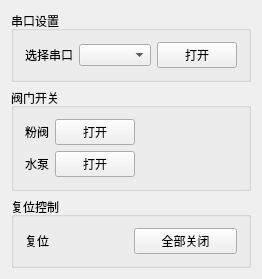
Old version of the form mainwindow.ui in the repository yas8086/JetControl-QT.
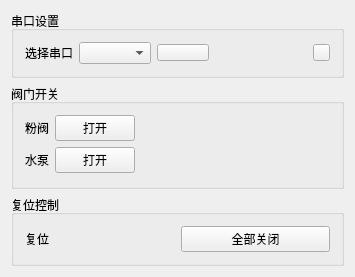
New version of the form. Icons and pictures are not drawn.

Commit message: 增加置顶功能和ICON

```diff
--- a/mainwindow.ui
+++ b/mainwindow.ui
@@ -6,7 +6,7 @@
    <rect>
     <x>0</x>
     <y>0</y>
-    <width>250</width>
+    <width>355</width>
     <height>277</height>
    </rect>
   </property>
@@ -14,7 +14,7 @@
    <string>MainWindow</string>
   </property>
   <widget class="QWidget" name="centralWidget">
-   <layout class="QGridLayout" name="gridLayout" columnstretch="0,0">
+   <layout class="QGridLayout" name="gridLayout" columnstretch="0">
     <item row="1" column="0" rowspan="2">
      <widget class="QGroupBox" name="GroupBoxValve">
       <property name="title">
@@ -109,11 +109,29 @@
          </item>
          <item>
           <widget class="QPushButton" name="pushButtonSerial">
+           <property name="minimumSize">
+            <size>
+             <width>52</width>
+             <height>17</height>
+            </size>
+           </property>
+           <property name="maximumSize">
+            <size>
+             <width>52</width>
+             <height>17</height>
+            </size>
+           </property>
            <property name="styleSheet">
             <string notr="true"/>
            </property>
            <property name="text">
-            <string>打开</string>
+            <string/>
+           </property>
+           <property name="iconSize">
+            <size>
+             <width>87</width>
+             <height>28</height>
+            </size>
            </property>
           </widget>
          </item>
@@ -130,6 +148,45 @@
            </property>
           </spacer>
          </item>
+         <item>
+          <widget class="QPushButton" name="windowTopButton">
+           <property name="enabled">
+            <bool>true</bool>
+           </property>
+           <property name="minimumSize">
+            <size>
+             <width>17</width>
+             <height>17</height>
+            </size>
+           </property>
+           <property name="maximumSize">
+            <size>
+             <width>17</width>
+             <height>17</height>
+            </size>
+           </property>
+           <property name="styleSheet">
+            <string notr="true">QPushButton
+{
+border-image: url(:/img/窗口置顶.png);
+}
+QPushButton::checked
+{
+border-image: url(:/img/已置顶.png);
+}
+QPushButton::unchecked
+{
+border-image: url(:/img/窗口置顶.png);
+}</string>
+           </property>
+           <property name="text">
+            <string/>
+           </property>
+           <property name="checkable">
+            <bool>true</bool>
+           </property>
+          </widget>
+         </item>
         </layout>
        </item>
       </layout>
```
Left out of the diff: 13 changed lines with no effect on the pictures. The commit also changes 82 other files.
